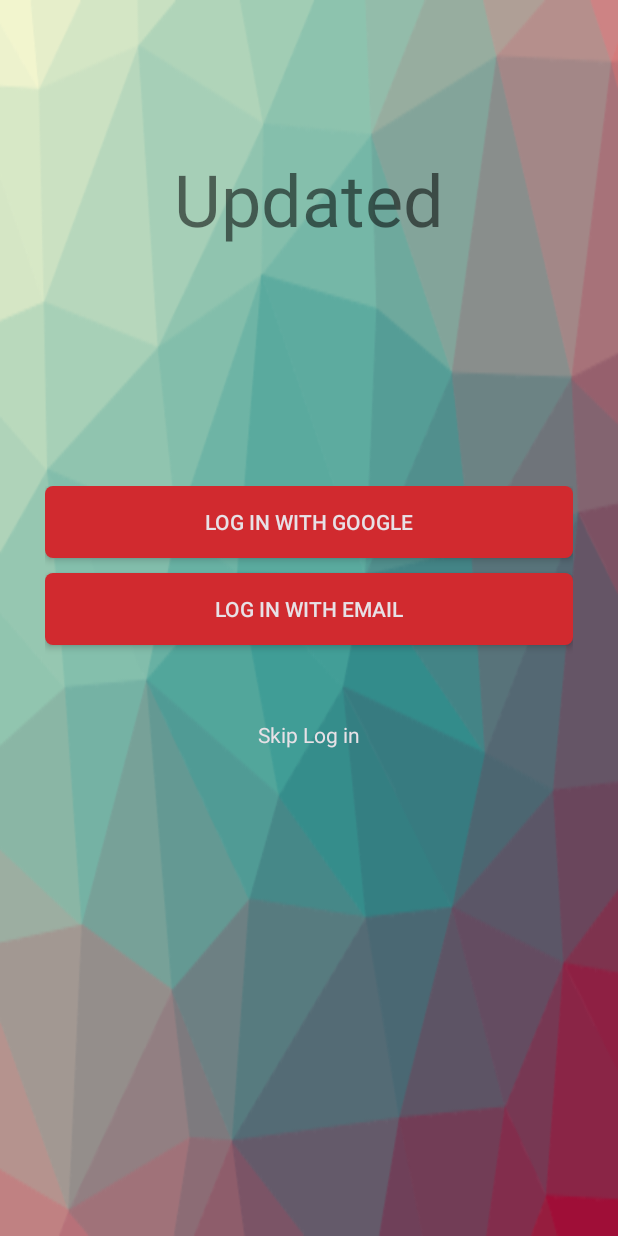
After one commit to jgarcia162/Updated, an Android app: the layout activity_login.xml on its own in the app's theme, with its tools: preview values and no code run, on a phone screen of 412 x 824 dp. The commit adds this screen. Run offline under Robolectric (Android 15) with nearby library versions, the phone set to English and light mode, and no system bars.

Commit message:
implementing firebase login, working on loginactivity buttons

```diff
--- a/app/build.gradle
+++ b/app/build.gradle
@@ -48,5 +48,8 @@ dependencies {
     compile 'io.reactivex:rxjava:1.0.14'
     compile 'org.twitter4j:twitter4j-core:4.0.2'
     compile 'uk.co.chrisjenx:calligraphy:2.2.0'
+    compile 'com.google.firebase:firebase-auth:10.0.1'
     testCompile 'junit:junit:4.12'
 }
+
+apply plugin: 'com.google.gms.google-services'
--- /dev/null
+++ b/app/src/main/res/layout/activity_login.xml
@@ -0,0 +1,99 @@
+<?xml version="1.0" encoding="utf-8"?>
+<RelativeLayout xmlns:android="http://schemas.android.com/apk/res/android"
+    xmlns:tools="http://schemas.android.com/tools"
+    android:layout_width="match_parent"
+    android:layout_height="match_parent"
+    android:background="@drawable/background"
+    android:paddingEnd="30dp"
+    android:paddingStart="30dp">
+
+    <TextView
+        android:id="@+id/title_text_view"
+        android:layout_width="wrap_content"
+        android:layout_height="wrap_content"
+        android:layout_centerHorizontal="true"
+        android:layout_marginTop="100dp"
+        android:text="@string/app_name"
+        android:textSize="48sp" />
+
+    <RelativeLayout
+        android:id="@+id/login_buttons_layout"
+        android:layout_width="match_parent"
+        android:layout_height="wrap_content"
+        android:layout_centerInParent="true">
+
+        <Button
+            android:id="@+id/google_login_button"
+            style="@style/UpdatedButtonsStyle"
+            android:layout_width="match_parent"
+            android:layout_height="wrap_content"
+            android:text="@string/log_in_with_google" />
+
+        <Button
+            android:id="@+id/email_login_button"
+            style="@style/UpdatedButtonsStyle"
+            android:layout_width="match_parent"
+            android:layout_height="wrap_content"
+            android:layout_below="@id/google_login_button"
+            android:layout_marginTop="10dp"
+            android:layout_marginBottom="50dp"
+            android:text="@string/login_with_email" />
+
+        <android.support.design.widget.TextInputEditText
+            android:id="@+id/enter_email_edittext"
+            android:layout_width="match_parent"
+            android:layout_height="wrap_content"
+            android:hint="@string/enter_email"
+            android:inputType="text"
+            android:textColor="@color/lightFontColor"
+            android:visibility="gone" />
+
+        <android.support.design.widget.TextInputEditText
+            android:id="@+id/enter_password_edittext"
+            android:layout_width="match_parent"
+            android:layout_height="wrap_content"
+            android:layout_below="@id/enter_email_edittext"
+            android:layout_marginTop="10dp"
+            android:hint="@string/enter_password"
+            android:inputType="text"
+            android:textColor="@color/lightFontColor"
+            android:visibility="gone" />
+
+        <Button
+            android:id="@+id/login_button"
+            style="@style/UpdatedButtonsStyle"
+            android:layout_width="match_parent"
+            android:layout_height="wrap_content"
+            android:layout_below="@id/enter_password_edittext"
+            android:layout_marginTop="10dp"
+            android:text="@string/log_in"
+            android:visibility="gone" />
+
+        <LinearLayout
+            android:id="@+id/textview_layout"
+            android:layout_width="wrap_content"
+            android:layout_height="wrap_content"
+            android:layout_centerHorizontal="true"
+            android:layout_below="@id/email_login_button"
+            android:orientation="horizontal">
+
+            <TextView
+                android:id="@+id/back_text_view"
+                android:layout_width="wrap_content"
+                android:layout_height="wrap_content"
+                android:layout_marginEnd="10dp"
+                android:layout_marginRight="10dp"
+                android:text="@string/back"
+                android:textColor="@color/lightFontColor"
+                android:visibility="gone"/>
+
+            <TextView
+                android:id="@+id/skip_login_text_view"
+                android:layout_width="wrap_content"
+                android:layout_height="wrap_content"
+                android:onClick="showSkipLoginDialog"
+                android:text="@string/skip_log_in"
+                android:textColor="@color/lightFontColor" />
+        </LinearLayout>
+    </RelativeLayout>
+</RelativeLayout>
--- a/app/src/main/res/values/strings.xml
+++ b/app/src/main/res/values/strings.xml
@@ -68,6 +68,15 @@
     <string name="add_pages_text">Add some pages to get started</string>
     <string name="add_notes_text">Add notes here</string>
     <string name="must_enter_number">You must enter a number!</string>
+    <string name="login_with_email">Log in with email</string>
+    <string name="log_in_with_google">Log in with Google</string>
+    <string name="skip_log_in">Skip Log in</string>
+    <string name="skip_login_dialog_message">If you choose not to log in your data will be lost if you uninstall the app or change phones</string>
+    <string name="enter_email">Enter email</string>
+    <string name="enter_password">Enter password</string>
+    <string name="invalid_password_dialog_message">Password must be at least 6 characters</string>
+    <string name="log_in">Log in</string>
+    <string name="back">Back</string>
     <string-array name="frequency_spinner_array">
         <item>Minutes</item>
         <item>Hours</item>
--- a/build.gradle
+++ b/build.gradle
@@ -10,6 +10,7 @@ buildscript {
 
         // NOTE: Do not place your application dependencies here; they belong
         // in the individual module build.gradle files
+        classpath 'com.google.gms:google-services:3.0.0'
     }
 }
 
```
Also changed, not shown: app/src/main/AndroidManifest.xml (+10 -4 lines), app/src/main/java/com/example/jose/updated/view/LoginActivity.java (added, +232 -0 lines), 1 other file.
